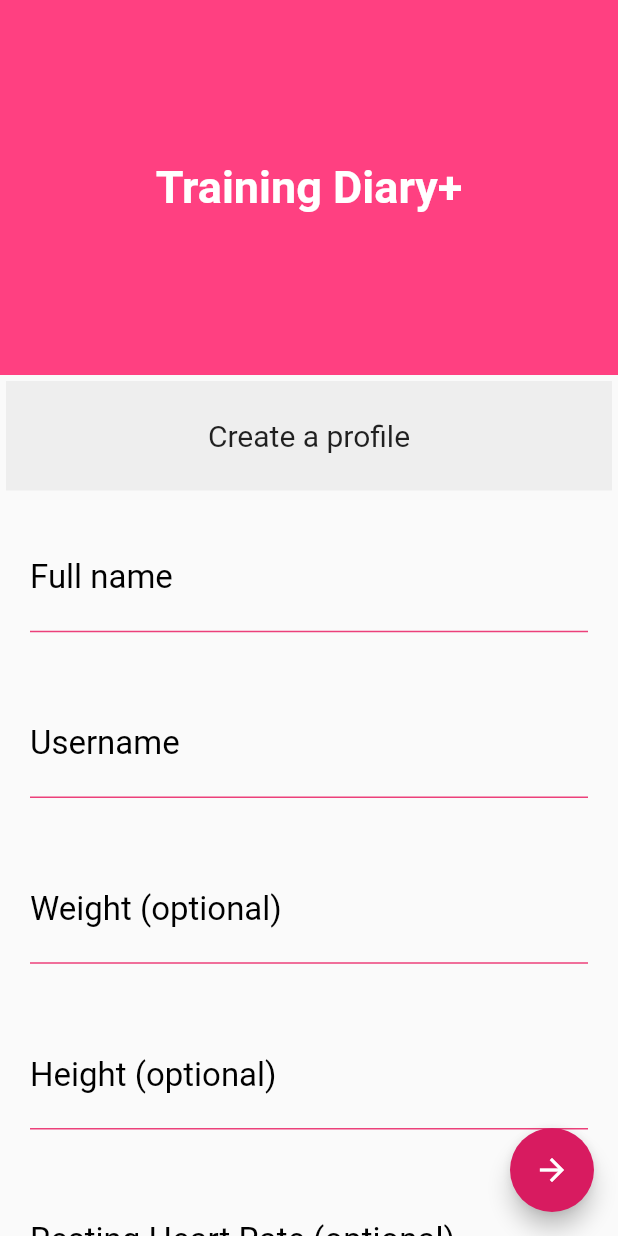
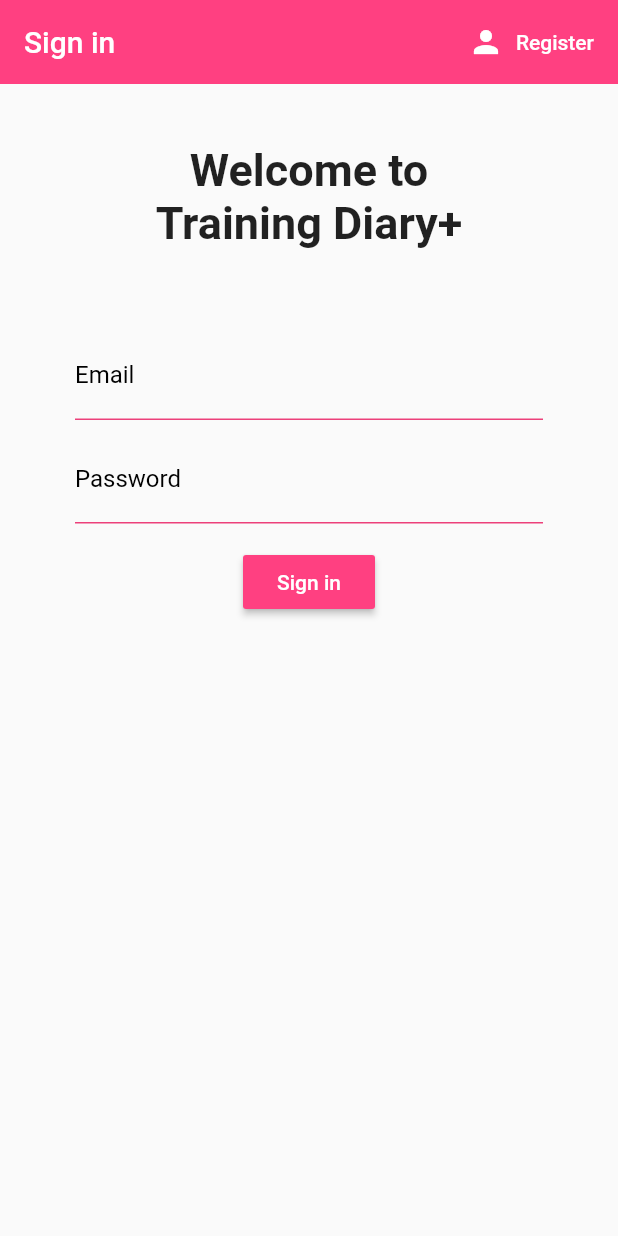
Before and after one commit to clarky2233/training-diary, a Flutter app: the screen it shows after launch, on a phone screen of 412 x 824 dp. Run offline on Flutter 3.47's test engine with Material 2 defaults, Android fonts, the phone set to English and light mode, and no system bars; our stand-ins replace charts_flutter, cloud_firestore, firebase_auth, flutter_spinkit, month_picker_dialog, smooth_star_rating and 1 more; missing offline and left inert: date_util, flutter_mailer, flutter_star_rating, sqflite_porter; accounts and stored records are empty.

Commit message:
added sign in and register

```diff
--- /dev/null
+++ b/lib/Authentication/authenticate.dart
@@ -0,0 +1,30 @@
+import 'package:flutter/material.dart';
+import 'package:training_journal/Authentication/register.dart';
+import 'package:training_journal/Authentication/sign_in.dart';
+
+class Authenticate extends StatefulWidget {
+  @override
+  _AuthenticateState createState() => _AuthenticateState();
+}
+
+class _AuthenticateState extends State<Authenticate> {
+  bool showSignIn = true;
+  void toggleView() {
+    setState(() {
+      showSignIn = !showSignIn;
+    });
+  }
+
+  @override
+  Widget build(BuildContext context) {
+    if (showSignIn) {
+      return SignIn(
+        toggleView: toggleView,
+      );
+    } else {
+      return Register(
+        toggleView: toggleView,
+      );
+    }
+  }
+}
--- /dev/null
+++ b/lib/Authentication/sign_in.dart
@@ -0,0 +1,171 @@
+import 'package:flutter/material.dart';
+import 'package:training_journal/Services/auth.dart';
+import 'package:training_journal/pages/loading.dart';
+
+class SignIn extends StatefulWidget {
+  final Function toggleView;
+  SignIn({this.toggleView});
+
+  @override
+  _SignInState createState() => _SignInState();
+}
+
+class _SignInState extends State<SignIn> {
+  final AuthService _auth = AuthService();
+  final _formKey = GlobalKey<FormState>();
+  bool loading = false;
+
+  String email = '';
+  String password = '';
+  String error = '';
+
+  @override
+  Widget build(BuildContext context) {
+    return loading
+        ? Loading()
+        : MaterialApp(
+            home: Scaffold(
+              appBar: AppBar(
+                backgroundColor: Colors.pinkAccent,
+                elevation: 0,
+                title: Text("Sign in"),
+                actions: <Widget>[
+                  FlatButton.icon(
+                    icon: Icon(
+                      Icons.person,
+                      color: Colors.white,
+                    ),
+                    label: Text(
+                      "Register",
+                      style: TextStyle(color: Colors.white),
+                    ),
+                    onPressed: () {
+                      widget.toggleView();
+                    },
+                  )
+                ],
+              ),
+              body: SingleChildScrollView(
+                child: GestureDetector(
+                  onTap: () {
+                    FocusScope.of(context).requestFocus(new FocusNode());
+                  },
+                  child: Container(
+                    padding: EdgeInsets.symmetric(horizontal: 50, vertical: 20),
+                    child: Form(
+                      key: _formKey,
+                      child: Column(
+                        children: <Widget>[
+                          Padding(
+                            padding: const EdgeInsets.fromLTRB(0, 20, 0, 50),
+                            child: Center(
+                              child: Text(
+                                "Welcome to\nTraining Diary+",
+                                textAlign: TextAlign.center,
+                                style: TextStyle(
+                                  fontWeight: FontWeight.bold,
+                                  fontSize: 30,
+                                ),
+                              ),
+                            ),
+                          ),
+                          Padding(
+                            padding: const EdgeInsets.symmetric(vertical: 5),
+                            child: TextFormField(
+                              validator: (val) =>
+                                  val.isEmpty ? 'Enter an Email' : null,
+                              cursorColor: Colors.black,
+                              decoration: InputDecoration(
+                                  labelText: "Email",
+                                  labelStyle: TextStyle(
+                                    color: Colors.black,
+                                  ),
+                                  enabledBorder: UnderlineInputBorder(
+                                    borderSide:
+                                        BorderSide(color: Colors.pink[400]),
+                                  ),
+                                  focusedBorder: UnderlineInputBorder(
+                                    borderSide:
+                                        BorderSide(color: Colors.pink[400]),
+                                  )),
+                              onChanged: (val) {
+                                setState(() {
+                                  email = val;
+                                });
+                              },
+                            ),
+                          ),
+                          Padding(
+                            padding: const EdgeInsets.symmetric(vertical: 5),
+                            child: TextFormField(
+                              validator: (val) => val.length < 6
+                                  ? 'Enter a password 6 or more charaters long'
+                                  : null,
+                              cursorColor: Colors.black,
+                              decoration: InputDecoration(
+                                  labelText: "Password",
+                                  labelStyle: TextStyle(
+                                    color: Colors.black,
+                                  ),
+                                  enabledBorder: UnderlineInputBorder(
+                                    borderSide:
+                                        BorderSide(color: Colors.pink[400]),
+                                  ),
+                                  focusedBorder: UnderlineInputBorder(
+                                    borderSide:
+                                        BorderSide(color: Colors.pink[400]),
+                                  )),
+                              obscureText: true,
+                              onChanged: (val) {
+                                setState(() {
+                                  password = val;
+                                });
+                              },
+                            ),
+                          ),
+                          Padding(
+                            padding: const EdgeInsets.symmetric(vertical: 10),
+                            child: RaisedButton(
+                              color: Colors.pinkAccent,
+                              child: Text(
+                                "Sign in",
+                                style: TextStyle(color: Colors.white),
+                              ),
+                              onPressed: () async {
+                                if (_formKey.currentState.validate()) {
+                                  setState(() {
+                                    loading = true;
+                                  });
+                                  dynamic result =
+                                      await _auth.signIn(email, password);
+                                  if (result == null) {
+                                    setState(() {
+                                      error =
+                                          'Could not find user with those credentials';
+                                      loading = false;
+                                    });
+                                  }
+                                }
+                              },
+                            ),
+                          ),
+                          Padding(
+                            padding: const EdgeInsets.symmetric(vertical: 10),
+                            child: Text(
+                              error,
+                              style: TextStyle(
+                                color: Colors.redAccent,
+                                fontWeight: FontWeight.bold,
+                              ),
+                            ),
+                          ),
+                        ],
+                      ),
+                    ),
+                  ),
+                ),
+              ),
+            ),
+          );
+  }
+}
--- /dev/null
+++ b/lib/Services/auth.dart
@@ -0,0 +1,55 @@
+import 'package:firebase_auth/firebase_auth.dart';
+import 'package:training_journal/user.dart';
+
+class AuthService {
+  final FirebaseAuth _auth = FirebaseAuth.instance;
+
+  User _userFromFirebaseUser(FirebaseUser user) {
+    if (user != null) {
+      return User(id: user.uid);
+    } else {
+      return null;
+    }
+  }
+
+  Stream<User> get user {
+    return _auth.onAuthStateChanged.map(_userFromFirebaseUser);
+  }
+
+  Future register(String email, String password) async {
+    try {
+      print(email);
+      print(password);
+      AuthResult result = await _auth.createUserWithEmailAndPassword(
+          email: email, password: password);
+      FirebaseUser user = result.user;
+      return _userFromFirebaseUser(user);
+    } catch (e) {
+      print(e.toString());
+      return null;
+    }
+  }
+
+  Future signIn(String email, String password) async {
+    try {
+      print(email);
+      print(password);
+      AuthResult result = await _auth.signInWithEmailAndPassword(
+          email: email, password: password);
+      FirebaseUser user = result.user;
+      return _userFromFirebaseUser(user);
+    } catch (e) {
+      print(e.toString());
+      return null;
+    }
+  }
+
+  Future signOut() async {
+    try {
+      return await _auth.signOut();
+    } catch (e) {
+      print(e.toString());
+      return null;
+    }
+  }
+}
--- a/lib/event.dart
+++ b/lib/event.dart
@@ -1,9 +1,8 @@
 import 'package:flutter/material.dart';
 
 class Event {
-
   int id;
-  int userID;
+  String userID;
   String name;
   DateTime date;
   TimeOfDay startTime;
@@ -22,7 +21,7 @@ class Event {
       'userID': userID,
       'name': name,
       'date': date.toIso8601String(),
-      'startTime': startTime.toString().substring(10,14),
+      'startTime': startTime.toString().substring(10, 14),
     };
   }
 
@@ -32,8 +31,9 @@ class Event {
       userID: map['userID'],
       name: map['name'],
       date: DateTime.parse(map['date']),
-      startTime: TimeOfDay(hour: int.parse(map['startTime'].split(":")[0]), minute: int.parse(map['startTime'].split(":")[1])),
+      startTime: TimeOfDay(
+          hour: int.parse(map['startTime'].split(":")[0]),
+          minute: int.parse(map['startTime'].split(":")[1])),
     );
   }
-
 }
--- /dev/null
+++ b/lib/firestore_database.dart
@@ -0,0 +1,6 @@
+import 'package:cloud_firestore/cloud_firestore.dart';
+
+class FireStoreDB {
+  final CollectionReference trainingSessionCollection =
+      Firestore.instance.collection('journal');
+}
--- a/lib/main.dart
+++ b/lib/main.dart
@@ -1,5 +1,10 @@
 import 'package:flutter/material.dart';
+import 'package:training_journal/Authentication/authenticate.dart';
+import 'package:training_journal/Services/auth.dart';
 import 'package:training_journal/pages/loading.dart';
+import 'package:provider/provider.dart';
+import 'package:training_journal/user.dart';
+import 'package:training_journal/wrapper.dart';
 
 void main() {
   runApp(MyApp());
@@ -10,12 +15,16 @@ class MyApp extends StatelessWidget {
 
   @override
   Widget build(BuildContext context) {
-    return MaterialApp(
-      debugShowCheckedModeBanner: false,
-      initialRoute: '/loading',
-      routes: {
-        '/loading': (context) => Loading(),
-      },
+    return StreamProvider<User>.value(
+      value: AuthService().user,
+      child: MaterialApp(
+        debugShowCheckedModeBanner: false,
+        home: Wrapper(),
+        // initialRoute: '/loading',
+        // routes: {
+        //   '/loading': (context) => Loading(),
+        // },
+      ),
     );
   }
 }
--- a/lib/training_session.dart
+++ b/lib/training_session.dart
@@ -2,7 +2,7 @@ import 'package:training_journal/activities.dart';
 
 class TrainingSession {
   int id;
-  int userID;
+  String userID;
   // Standard Settings //
   String title;
   int duration; // this is in minutes
--- a/lib/user.dart
+++ b/lib/user.dart
@@ -1,5 +1,5 @@
 class User {
-  int id;
+  String id;
   String username;
   String name;
   DateTime dob;
@@ -75,7 +75,7 @@ class User {
 
 class Goal {
   int id;
-  int userID;
+  String userID;
   String title;
   String text;
 
--- /dev/null
+++ b/lib/wrapper.dart
@@ -0,0 +1,37 @@
+import 'package:flutter/material.dart';
+import 'package:provider/provider.dart';
+import 'package:training_journal/Authentication/authenticate.dart';
+import 'package:training_journal/Database_helper.dart';
+import 'package:training_journal/pages/home.dart';
+import 'package:training_journal/user.dart';
+
+class Wrapper extends StatefulWidget {
+  @override
+  _WrapperState createState() => _WrapperState();
+}
+
+class _WrapperState extends State<Wrapper> {
+  DBHelper db;
+
+  void initState() {
+    super.initState();
+    db = DBHelper();
+    db.setup();
+  }
+
+  @override
+  Widget build(BuildContext context) {
+    final user = Provider.of<User>(context);
+
+    if (user == null) {
+      return Authenticate();
+    } else {
+      return Home(
+        db: db,
+        user: user,
+        recentTen: null,
+        upcoming: null,
+      );
+    }
+  }
+}
--- a/pubspec.yaml
+++ b/pubspec.yaml
@@ -37,8 +37,9 @@ dependencies:
   month_picker_dialog: ^0.3.0
   firebase_core: ^0.4.0+9
   firebase_analytics: ^5.0.2
-  firebase_auth: ^0.14.0+5
-  cloud_firestore: ^0.12.9+5
+  firebase_auth: ^0.15.3
+  cloud_firestore: ^0.13.0+1
+  provider: ^4.0.2
 
   # The following adds the Cupertino Icons font to your application.
   # Use with the CupertinoIcons class for iOS style icons.
```
Also changed, not shown: lib/Authentication/register.dart (added, +171 -0 lines), lib/pages/home.dart (+14 -10 lines), lib/pages/loading.dart (+37 -35 lines), pubspec.lock, 1 other file.
